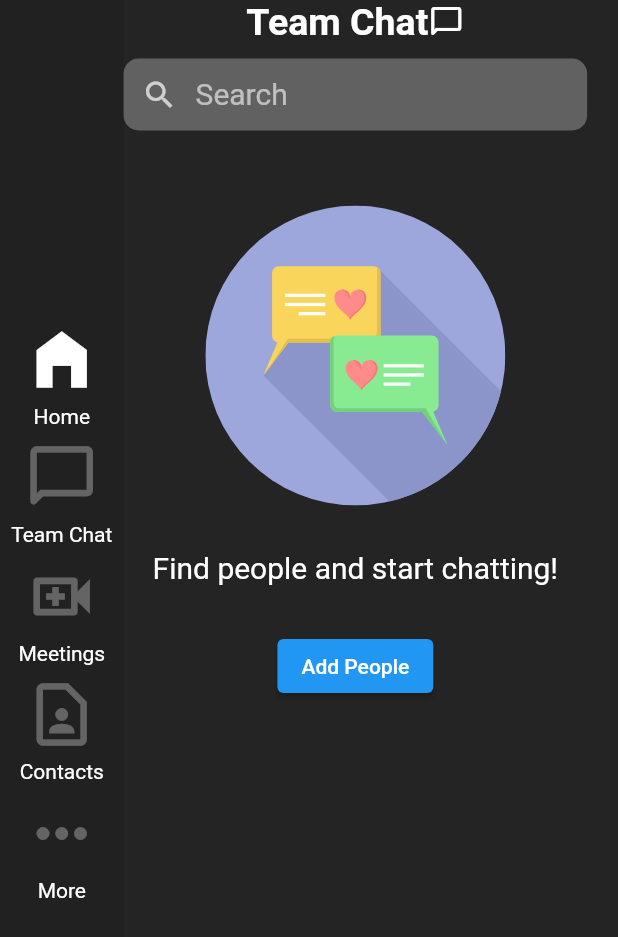
After one commit to emeleonufavour/zoom_clone, a Flutter app: the screen it shows once a user with an empty profile is signed in, after a tap on "Team Chat", on a phone screen of 412 x 824 dp. The commit adds this screen. Shown: the top 937 px of the screen. Run offline on Flutter 3.47's test engine with Material 2 defaults, Android fonts, the phone set to English and light mode, and no system bars; our stand-ins replace cloud_firestore, firebase_auth, firebase_core, flutter_svg, google_sign_in; accounts and stored records are empty.

Commit message:
added chat page

```diff
--- a/lib/main.dart
+++ b/lib/main.dart
@@ -1,7 +1,9 @@
 import 'package:flutter/material.dart';
-import 'package:zoom_clone/screens/home.dart';
+import 'package:provider/provider.dart';
+import 'package:zoom_clone/screens/mainhome.dart';
 import 'package:zoom_clone/screens/login.dart';
 import 'package:zoom_clone/services/auth_service.dart';
+import 'package:zoom_clone/services/navService.dart';
 import 'package:zoom_clone/utils/colors.dart';
 import 'package:firebase_core/firebase_core.dart';
 import 'firebase_options.dart';
@@ -11,7 +13,8 @@ Future<void> main() async {
   await Firebase.initializeApp(
     options: DefaultFirebaseOptions.currentPlatform,
   );
-  runApp(const MyApp());
+  runApp(ChangeNotifierProvider(
+      create: (context) => NavService(), child: const MyApp()));
 }
 
 class MyApp extends StatelessWidget {
--- /dev/null
+++ b/lib/screens/chat.dart
@@ -0,0 +1,64 @@
+import 'package:flutter/material.dart';
+import 'package:flutter/src/widgets/framework.dart';
+import 'package:flutter/src/widgets/placeholder.dart';
+import 'package:flutter_svg/svg.dart';
+
+class ChatScreen extends StatelessWidget {
+  const ChatScreen({super.key});
+
+  @override
+  Widget build(BuildContext context) {
+    return SafeArea(
+      child: Column(
+        children: [
+          Row(
+            mainAxisAlignment: MainAxisAlignment.spaceBetween,
+            children: [
+              Container(),
+              Text(
+                'Team Chat',
+                style: TextStyle(fontWeight: FontWeight.bold, fontSize: 25),
+              ),
+              Icon(Icons.chat_bubble_outline_rounded)
+            ],
+          ),
+          const SizedBox(
+            height: 10,
+          ),
+          Container(
+            width: MediaQuery.of(context).size.width * (3 / 4),
+            decoration: BoxDecoration(
+                borderRadius: BorderRadius.circular(10),
+                color: Colors.grey[700]),
+            child: const TextField(
+              decoration: InputDecoration(
+                  border: InputBorder.none,
+                  hintStyle: TextStyle(fontSize: 20),
+                  prefixIcon: Icon(Icons.search),
+                  hintText: "Search"),
+            ),
+          ),
+          const SizedBox(
+            height: 50,
+          ),
+          SvgPicture.asset(
+            'assets/chatintro.svg',
+            width: 200,
+            height: 200,
+          ),
+          const SizedBox(
+            height: 30,
+          ),
+          Text(
+            'Find people and start chatting!',
+            style: TextStyle(fontSize: 20),
+          ),
+          const SizedBox(
+            height: 30,
+          ),
+          ElevatedButton(onPressed: () {}, child: Text('Add People'))
+        ],
+      ),
+    );
+  }
+}
--- /dev/null
+++ b/lib/screens/homepage.dart
@@ -0,0 +1,57 @@
+import 'package:flutter/material.dart';
+import 'package:flutter/src/widgets/framework.dart';
+import 'package:flutter/src/widgets/placeholder.dart';
+
+import '../widgets/homeIcons.dart';
+
+class HomeBody extends StatelessWidget {
+  const HomeBody({super.key});
+
+  @override
+  Widget build(BuildContext context) {
+    return Container(
+        height: MediaQuery.of(context).size.height,
+        width: MediaQuery.of(context).size.width * (4 / 5),
+        child: Column(
+          mainAxisAlignment: MainAxisAlignment.center,
+          crossAxisAlignment: CrossAxisAlignment.center,
+          children: [
+            //top icons
+            Row(
+              mainAxisAlignment: MainAxisAlignment.spaceEvenly,
+              children: const [
+                HomeIcon(
+                  icon: Icons.video_call_rounded,
+                  title: "New Meeting",
+                  main: true,
+                ),
+                HomeIcon(
+                  icon: Icons.add_box_rounded,
+                  title: "Join",
+                  main: false,
+                ),
+              ],
+            ),
+            const SizedBox(
+              height: 10,
+            ),
+            //bottom icons
+            Row(
+              mainAxisAlignment: MainAxisAlignment.spaceEvenly,
+              children: const [
+                HomeIcon(
+                  icon: Icons.calendar_month_rounded,
+                  title: "Schedule",
+                  main: false,
+                ),
+                HomeIcon(
+                  icon: Icons.arrow_upward_rounded,
+                  title: "Share Screen",
+                  main: false,
+                ),
+              ],
+            )
+          ],
+        ));
+  }
+}
--- a/lib/screens/home.dart
+++ b/lib/screens/mainhome.dart
@@ -1,6 +1,11 @@
 import 'package:flutter/material.dart';
+import 'package:provider/provider.dart';
+import 'package:zoom_clone/screens/chat.dart';
+import 'package:zoom_clone/services/navService.dart';
 import 'package:zoom_clone/widgets/homeIcons.dart';
 import 'package:zoom_clone/widgets/homeSideIcon.dart';
+
+import 'homepage.dart';
 
 class HomeScreen extends StatefulWidget {
   const HomeScreen({super.key});
@@ -28,79 +33,64 @@ class _HomeScreenState extends State<HomeScreen> {
                 homeIcon: Icons.home_filled,
                 title: "Home",
                 selected: true,
+                action: () {
+                  Provider.of<NavService>(context, listen: false).currentPage =
+                      'home';
+                },
               ),
               //team chat
               HomeSideIcon(
                 homeIcon: Icons.chat_bubble_outline_rounded,
                 title: "Team Chat",
                 selected: false,
+                action: () {
+                  Provider.of<NavService>(context, listen: false).currentPage =
+                      'chat';
+                },
               ),
               //meeting
               HomeSideIcon(
                 homeIcon: Icons.video_call_outlined,
                 title: "Meetings",
                 selected: false,
+                action: () {
+                  Provider.of<NavService>(context, listen: false).currentPage =
+                      'meeting';
+                },
               ),
               //contacts
               HomeSideIcon(
                 homeIcon: Icons.contact_page_outlined,
                 title: "Contacts",
                 selected: false,
+                action: () {
+                  Provider.of<NavService>(context, listen: false).currentPage =
+                      'contact';
+                },
               ),
               //more
               HomeSideIcon(
                 homeIcon: Icons.more_horiz_rounded,
                 title: "More",
                 selected: false,
+                action: () {
+                  Provider.of<NavService>(context, listen: false).currentPage =
+                      'more';
+                },
               ),
             ],
           ),
         ),
         //main big icons
-        Container(
-            height: MediaQuery.of(context).size.height,
-            width: MediaQuery.of(context).size.width * (4 / 5),
-            child: Column(
-              mainAxisAlignment: MainAxisAlignment.center,
-              crossAxisAlignment: CrossAxisAlignment.center,
-              children: [
-                //top icons
-                Row(
-                  mainAxisAlignment: MainAxisAlignment.spaceEvenly,
-                  children: const [
-                    HomeIcon(
-                      icon: Icons.video_call_rounded,
-                      title: "New Meeting",
-                      main: true,
-                    ),
-                    HomeIcon(
-                      icon: Icons.add_box_rounded,
-                      title: "Join",
-                      main: false,
-                    ),
-                  ],
-                ),
-                const SizedBox(
-                  height: 10,
-                ),
-                //bottom icons
-                Row(
-                  mainAxisAlignment: MainAxisAlignment.spaceEvenly,
-                  children: const [
-                    HomeIcon(
-                      icon: Icons.calendar_month_rounded,
-                      title: "Schedule",
-                      main: false,
-                    ),
-                    HomeIcon(
-                      icon: Icons.arrow_upward_rounded,
-                      title: "Share Screen",
-                      main: false,
-                    ),
-                  ],
-                )
-              ],
-            ))
+        Consumer<NavService>(builder: (context, value, Widget) {
+          if (value.currentPage == 'chat') {
+            return ChatScreen();
+          }
+          if (value.currentPage == 'home') {
+            return HomeBody();
+          }
+          return HomeBody();
+        })
       ],
     ));
   }
--- /dev/null
+++ b/lib/services/navService.dart
@@ -0,0 +1,12 @@
+import 'package:flutter/material.dart';
+
+class NavService extends ChangeNotifier {
+  String _currentPage = 'home';
+
+  String get currentPage => _currentPage;
+
+  set currentPage(String value) {
+    _currentPage = value;
+    notifyListeners();
+  }
+}
--- a/lib/widgets/homeSideIcon.dart
+++ b/lib/widgets/homeSideIcon.dart
@@ -7,15 +7,19 @@ class HomeSideIcon extends StatelessWidget {
   final IconData homeIcon;
   final String title;
   final bool selected;
+  final VoidCallback action;
   HomeSideIcon(
       {required this.homeIcon,
       required this.title,
       required this.selected,
+      required this.action,
       super.key});
 
   @override
   Widget build(BuildContext context) {
-    return Padding(
+    return GestureDetector(
+      onTap: action,
+      child: Padding(
         padding: const EdgeInsets.only(bottom: 8),
         child: SizedBox(
           height: 71,
@@ -36,6 +40,7 @@ class HomeSideIcon extends StatelessWidget {
             ],
           ),
         ),
+      ),
     );
   }
 }
--- a/pubspec.yaml
+++ b/pubspec.yaml
@@ -36,6 +36,7 @@ dependencies:
     sdk: flutter
   flutter_svg: ^2.0.1
   google_sign_in: ^6.0.0
+  provider: ^6.0.5
 
 dev_dependencies:
   flutter_lints: ^2.0.0
@@ -55,6 +56,7 @@ flutter:
   # To add assets to your application, add an assets section, like this:
   assets:
     - assets/zoom.svg
+    - assets/chatintro.svg
   #   - images/a_dot_ham.jpeg
   # An image asset can refer to one or more resolution-specific "variants", see
   # https://flutter.dev/assets-and-images/#resolution-aware
```
Also changed, not shown: assets/chatintro.svg (added), pubspec.lock. Lines whose indentation alone changed are shown as unchanged.
